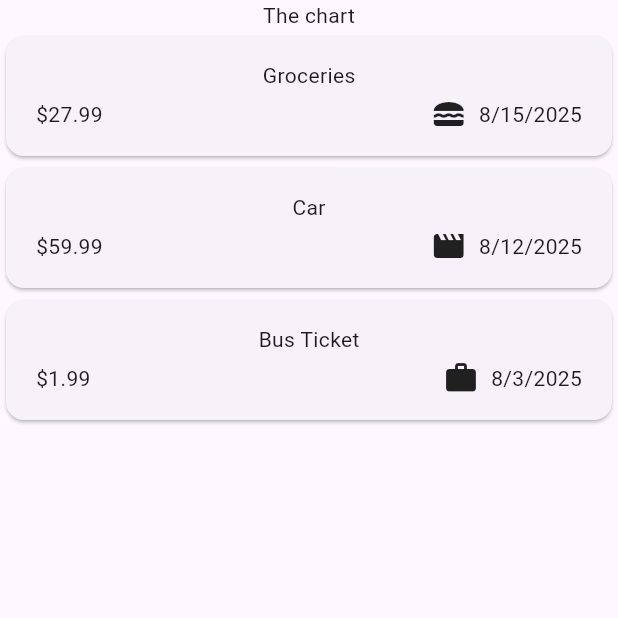
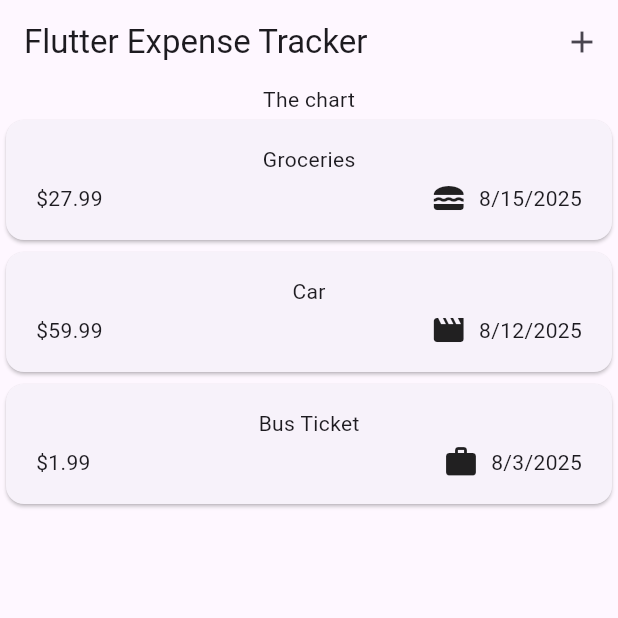
Before and after one commit to hhrnjic1/expense_tracker_flutter, a Flutter app: the screen it shows after launch, on a phone screen of 412 x 824 dp, the top half of it. Run offline on Flutter 3.47's test engine with Material 3 defaults, Android fonts, the phone set to English and light mode, and no system bars.

Commit message:
Add app bar

```diff
--- a/lib/expenses.dart
+++ b/lib/expenses.dart
@@ -31,6 +31,10 @@ class _ExpensesState extends State<Expenses> {
   @override
   Widget build(BuildContext context) {
     return Scaffold(
+      appBar: AppBar(
+        title: const Text('Flutter Expense Tracker'),
+        actions: [IconButton(onPressed: () => {}, icon: Icon(Icons.add))],
+      ),
       body: Column(
         mainAxisAlignment: MainAxisAlignment.center,
         children: [
```
